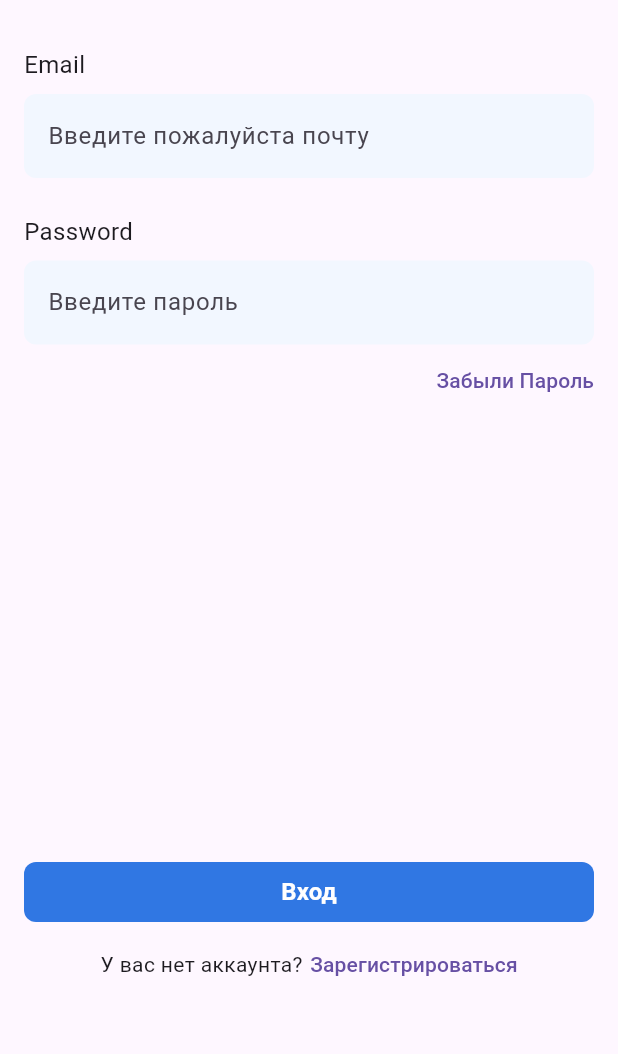
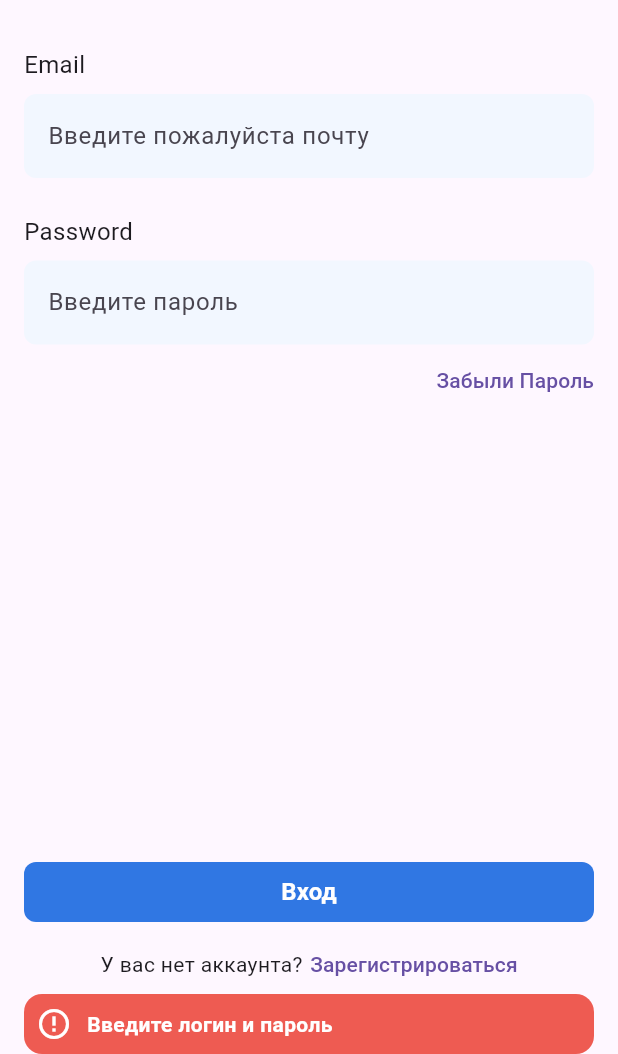
Before and after one commit to Alibek0102/montrack, a Flutter app: the screen it shows after launch, after a tap on "Вход", on a phone screen of 412 x 824 dp, the part 182-1236 px from its top. Run offline on Flutter 3.47's test engine with Material 3 defaults, Android fonts, the phone set to English and light mode, and no system bars; our stand-ins replace auto_route, firebase_auth, firebase_core, flutter_svg; accounts and stored records are empty.

Commit message:
implement snackbar

```diff
--- /dev/null
+++ b/lib/common/components/custom_snackbar.dart
@@ -0,0 +1,50 @@
+import 'package:auto_routes_test/common/extensions/integer_extension.dart';
+import 'package:flutter/material.dart';
+
+class CustomSnackbar {
+
+  static void show(BuildContext context, String message) {
+    var snackBar = SnackBar(
+      backgroundColor: const Color.fromRGBO(0, 0, 0, 0),
+      padding: const EdgeInsets.symmetric(horizontal: 16),
+      elevation: 0,
+      content: SizedBox(
+        // height: 45,
+        width: double.infinity,
+        child: DecoratedBox(
+          decoration: const BoxDecoration(
+            color: Color.fromRGBO(235, 64, 52, 0.85),
+            borderRadius: BorderRadius.all(Radius.circular(12))
+          ),
+          child: Padding(
+            padding: const EdgeInsets.symmetric(horizontal: 8.0, vertical: 8),
+            child: Row(
+              children: [
+                const Icon(
+                  Icons.error_outline,
+                  color: Colors.white,
+                ),
+                10.width,
+                Expanded(
+                  child: Text(
+                    message,
+                    maxLines: 2,
+                    style: const TextStyle(
+                      fontSize: 14,
+                      fontWeight: FontWeight.bold,
+                      color: Colors.white
+                    ),
+                  ),
+                )
+              ],
+            ),
+          ),
+        ),
+      ),
+      duration: const Duration(seconds: 2),
+    );
+
+    ScaffoldMessenger.of(context).showSnackBar(snackBar);
+  }
+
+}
--- a/lib/core/providers/authorization/auth_model.dart
+++ b/lib/core/providers/authorization/auth_model.dart
@@ -1,6 +1,4 @@
-import 'package:auto_route/auto_route.dart';
 import 'package:firebase_auth/firebase_auth.dart';
-import 'package:firebase_core/firebase_core.dart';
 import 'package:flutter/material.dart';
 
 class AuthModel extends ChangeNotifier {
--- a/lib/features/auth/page/login_page.dart
+++ b/lib/features/auth/page/login_page.dart
@@ -1,4 +1,5 @@
 import 'package:auto_route/auto_route.dart';
+import 'package:auto_routes_test/common/components/custom_snackbar.dart';
 import 'package:auto_routes_test/common/custom_button.dart';
 import 'package:auto_routes_test/core/providers/authorization/auth_model.dart';
 import 'package:auto_routes_test/features/auth/widgets/auth_text_field.dart';
@@ -30,14 +31,16 @@ class _LoginPageState extends State<LoginPage> {
 
   @override
   Widget build(BuildContext context) {
-
     final AuthModel authProvider = context.watch<AuthModel>();
 
     return Scaffold(
       appBar: AppBar(
         leading: Padding(
           padding: const EdgeInsets.only(left: 16.0),
-          child: SvgPicture.asset(appIcon,width: 130,),
+          child: SvgPicture.asset(
+            appIcon,
+            width: 130,
+          ),
         ),
         leadingWidth: 120 + 30,
       ),
@@ -67,13 +70,12 @@ class _LoginPageState extends State<LoginPage> {
               onPressed: () async {
                 try {
                   await authProvider.login(
-                    email: emailController.text,
-                    password: passwordController.text
-                  );
+                      email: emailController.text,
+                      password: passwordController.text);
 
-                  context.router.replaceNamed('/main');
-                } catch(error) {
-                  print(error);
+                  if(mounted) context.router.replaceNamed('/main');
+                } catch (error) {
+                  CustomSnackbar.show(context, error.toString());
                 }
               },
             ),
@@ -82,7 +84,9 @@ class _LoginPageState extends State<LoginPage> {
                 context.router.pushNamed('/registration');
               },
             ),
-            const SizedBox(height: 36,)
+            const SizedBox(
+              height: 36,
+            )
           ],
         ),
       ),
--- a/lib/features/auth/page/registration_screen.dart
+++ b/lib/features/auth/page/registration_screen.dart
@@ -1,7 +1,6 @@
 import 'package:auto_route/auto_route.dart';
 import 'package:auto_routes_test/common/custom_button.dart';
 import 'package:auto_routes_test/common/extensions/integer_extension.dart';
-import 'package:auto_routes_test/features/auth/widgets/auth_text_field.dart';
 import 'package:auto_routes_test/features/auth/widgets/login_welcome.dart';
 import 'package:auto_routes_test/features/auth/widgets/registration_button.dart';
 import 'package:flutter/material.dart';
--- a/lib/features/profile/page/profile_screen.dart
+++ b/lib/features/profile/page/profile_screen.dart
@@ -29,12 +29,13 @@ class _ProfileScreenState extends State<ProfileScreen> {
 
   @override
   void initState() {
+    print('init profile');
     super.initState();
     final Future<void> Function() logout = context.read<AuthModel>().logout;
 
     logoutHandler = () {
       logout().then((_) {
-        if(context.mounted) context.router.replaceNamed('/login');
+        if(mounted) context.router.replaceNamed('/login');
       });
     };
   }
```
